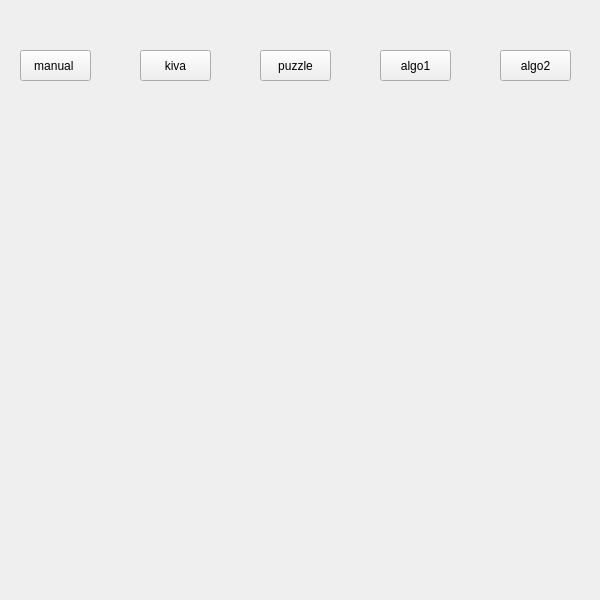
The window that smart_parking/form.ui (YJClark/114_prj_game) describes before a commit, drawn with Qt 5.
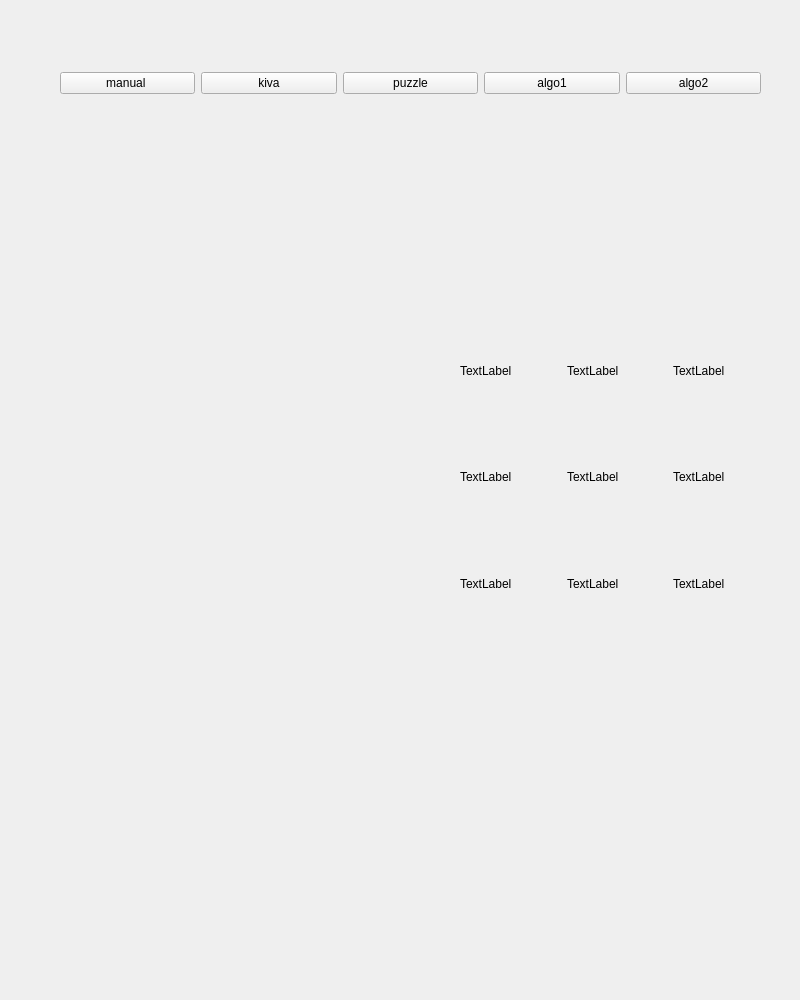
The same window after the commit.

```diff
--- a/smart_parking/form.ui
+++ b/smart_parking/form.ui
@@ -6,8 +6,8 @@
    <rect>
     <x>0</x>
     <y>0</y>
-    <width>600</width>
-    <height>600</height>
+    <width>800</width>
+    <height>1000</height>
    </rect>
   </property>
   <property name="windowTitle">
@@ -16,78 +16,216 @@
   <widget class="QWidget" name="gridLayoutWidget">
    <property name="geometry">
     <rect>
-     <x>40</x>
-     <y>120</y>
-     <width>511</width>
-     <height>441</height>
+     <x>50</x>
+     <y>320</y>
+     <width>331</width>
+     <height>311</height>
     </rect>
    </property>
    <layout class="QGridLayout" name="gridLayout"/>
   </widget>
-  <widget class="QPushButton" name="pushButton">
+  <widget class="QWidget" name="gridLayoutWidget_2">
    <property name="geometry">
     <rect>
-     <x>20</x>
-     <y>50</y>
-     <width>71</width>
-     <height>31</height>
+     <x>460</x>
+     <y>320</y>
+     <width>314</width>
+     <height>314</height>
     </rect>
    </property>
-   <property name="text">
-    <string>manual </string>
-   </property>
+   <layout class="QGridLayout" name="answer_grid">
+    <item row="0" column="1">
+     <widget class="QLabel" name="label">
+      <property name="minimumSize">
+       <size>
+        <width>100</width>
+        <height>100</height>
+       </size>
+      </property>
+      <property name="layoutDirection">
+       <enum>Qt::LeftToRight</enum>
+      </property>
+      <property name="text">
+       <string>TextLabel</string>
+      </property>
+     </widget>
+    </item>
+    <item row="0" column="0">
+     <widget class="QLabel" name="label_2">
+      <property name="minimumSize">
+       <size>
+        <width>100</width>
+        <height>100</height>
+       </size>
+      </property>
+      <property name="layoutDirection">
+       <enum>Qt::LeftToRight</enum>
+      </property>
+      <property name="text">
+       <string>TextLabel</string>
+      </property>
+     </widget>
+    </item>
+    <item row="2" column="0">
+     <widget class="QLabel" name="label_5">
+      <property name="minimumSize">
+       <size>
+        <width>100</width>
+        <height>100</height>
+       </size>
+      </property>
+      <property name="layoutDirection">
+       <enum>Qt::LeftToRight</enum>
+      </property>
+      <property name="text">
+       <string>TextLabel</string>
+      </property>
+     </widget>
+    </item>
+    <item row="1" column="0">
+     <widget class="QLabel" name="label_4">
+      <property name="minimumSize">
+       <size>
+        <width>100</width>
+        <height>100</height>
+       </size>
+      </property>
+      <property name="layoutDirection">
+       <enum>Qt::LeftToRight</enum>
+      </property>
+      <property name="text">
+       <string>TextLabel</string>
+      </property>
+     </widget>
+    </item>
+    <item row="0" column="2">
+     <widget class="QLabel" name="label_3">
+      <property name="minimumSize">
+       <size>
+        <width>100</width>
+        <height>100</height>
+       </size>
+      </property>
+      <property name="layoutDirection">
+       <enum>Qt::LeftToRight</enum>
+      </property>
+      <property name="text">
+       <string>TextLabel</string>
+      </property>
+     </widget>
+    </item>
+    <item row="1" column="1">
+     <widget class="QLabel" name="label_6">
+      <property name="minimumSize">
+       <size>
+        <width>100</width>
+        <height>100</height>
+       </size>
+      </property>
+      <property name="layoutDirection">
+       <enum>Qt::LeftToRight</enum>
+      </property>
+      <property name="text">
+       <string>TextLabel</string>
+      </property>
+     </widget>
+    </item>
+    <item row="1" column="2">
+     <widget class="QLabel" name="label_7">
+      <property name="minimumSize">
+       <size>
+        <width>100</width>
+        <height>100</height>
+       </size>
+      </property>
+      <property name="layoutDirection">
+       <enum>Qt::LeftToRight</enum>
+      </property>
+      <property name="text">
+       <string>TextLabel</string>
+      </property>
+     </widget>
+    </item>
+    <item row="2" column="1">
+     <widget class="QLabel" name="label_8">
+      <property name="minimumSize">
+       <size>
+        <width>100</width>
+        <height>100</height>
+       </size>
+      </property>
+      <property name="layoutDirection">
+       <enum>Qt::LeftToRight</enum>
+      </property>
+      <property name="text">
+       <string>TextLabel</string>
+      </property>
+     </widget>
+    </item>
+    <item row="2" column="2">
+     <widget class="QLabel" name="label_9">
+      <property name="minimumSize">
+       <size>
+        <width>100</width>
+        <height>100</height>
+       </size>
+      </property>
+      <property name="layoutDirection">
+       <enum>Qt::LeftToRight</enum>
+      </property>
+      <property name="text">
+       <string>TextLabel</string>
+      </property>
+     </widget>
+    </item>
+   </layout>
   </widget>
-  <widget class="QPushButton" name="pushButton_2">
+  <widget class="QWidget" name="layoutWidget">
    <property name="geometry">
     <rect>
-     <x>140</x>
-     <y>50</y>
-     <width>71</width>
-     <height>31</height>
+     <x>60</x>
+     <y>70</y>
+     <width>701</width>
+     <height>26</height>
     </rect>
    </property>
-   <property name="text">
-    <string>kiva</string>
-   </property>
-  </widget>
-  <widget class="QPushButton" name="pushButton_3">
-   <property name="geometry">
-    <rect>
-     <x>260</x>
-     <y>50</y>
-     <width>71</width>
-     <height>31</height>
-    </rect>
-   </property>
-   <property name="text">
-    <string>puzzle</string>
-   </property>
-  </widget>
-  <widget class="QPushButton" name="pushButton_4">
-   <property name="geometry">
-    <rect>
-     <x>380</x>
-     <y>50</y>
-     <width>71</width>
-     <height>31</height>
-    </rect>
-   </property>
-   <property name="text">
-    <string>algo1</string>
-   </property>
-  </widget>
-  <widget class="QPushButton" name="pushButton_5">
-   <property name="geometry">
-    <rect>
-     <x>500</x>
-     <y>50</y>
-     <width>71</width>
-     <height>31</height>
-    </rect>
-   </property>
-   <property name="text">
-    <string>algo2</string>
-   </property>
+   <layout class="QHBoxLayout" name="horizontalLayout">
+    <item>
+     <widget class="QPushButton" name="pushButton">
+      <property name="text">
+       <string>manual </string>
+      </property>
+     </widget>
+    </item>
+    <item>
+     <widget class="QPushButton" name="pushButton_2">
+      <property name="text">
+       <string>kiva</string>
+      </property>
+     </widget>
+    </item>
+    <item>
+     <widget class="QPushButton" name="pushButton_3">
+      <property name="text">
+       <string>puzzle</string>
+      </property>
+     </widget>
+    </item>
+    <item>
+     <widget class="QPushButton" name="pushButton_4">
+      <property name="text">
+       <string>algo1</string>
+      </property>
+     </widget>
+    </item>
+    <item>
+     <widget class="QPushButton" name="pushButton_5">
+      <property name="text">
+       <string>algo2</string>
+      </property>
+     </widget>
+    </item>
+   </layout>
   </widget>
  </widget>
  <resources/>
```
